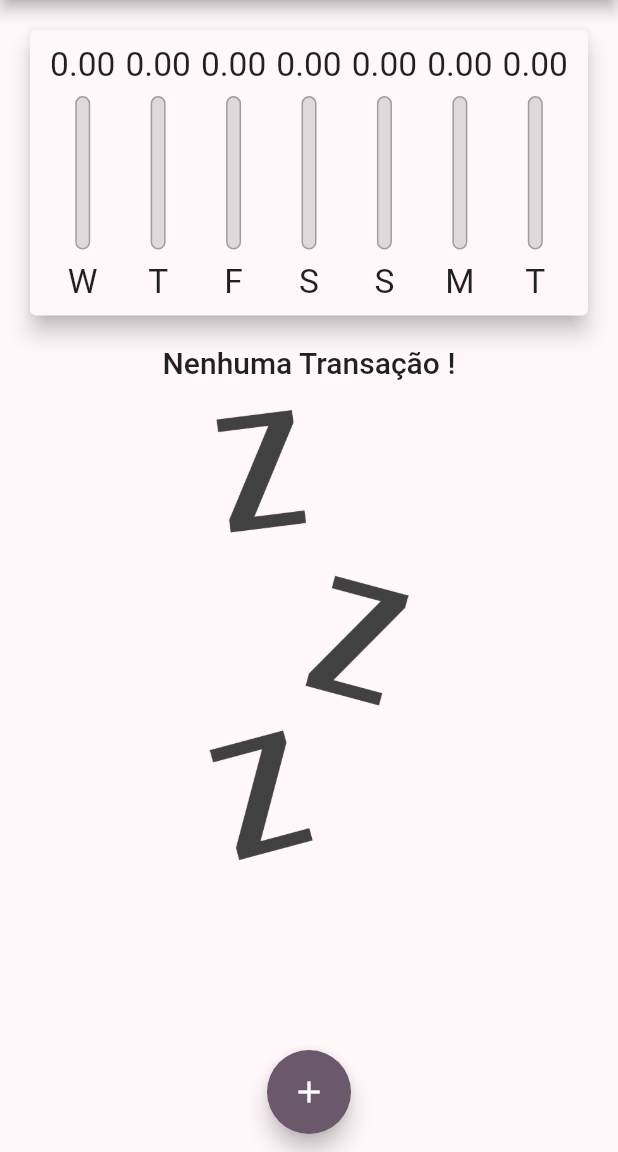
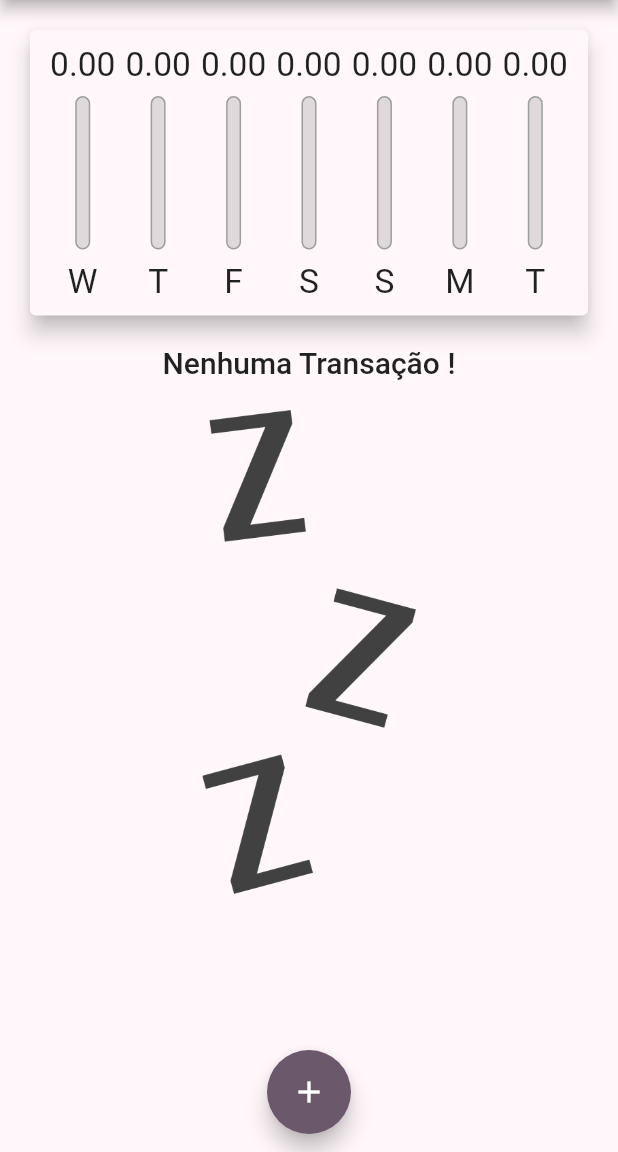
Before and after one commit to fdimant/flutter_expenses, a Flutter app: the screen it shows after launch, on a phone screen of 412 x 824 dp, the part 84-1236 px from its top. Run offline on Flutter 3.47's test engine with Material 2 defaults, Android fonts, the phone set to English and light mode, and no system bars.

Commit message:
lição 147

```diff
--- a/lib/components/chart.dart
+++ b/lib/components/chart.dart
@@ -49,9 +49,7 @@ class Chart extends StatelessWidget {
   @override
   Widget build(BuildContext context) {
     groupTransactions;
-    return Container(
-      height: MediaQuery.of(context).size.height * 0.4,
-      child: Card(
+    return Card(
       elevation: 6,
       margin: EdgeInsets.all(20),
       child: Padding(
@@ -70,7 +68,6 @@ class Chart extends StatelessWidget {
           }).toList(),
         ),
       ),
-      ),
     );
   }
 }
--- a/lib/components/transaction_list.dart
+++ b/lib/components/transaction_list.dart
@@ -1,4 +1,5 @@
 import 'package:flutter/material.dart';
+import 'package:flutter/rendering.dart';
 import '../models/transaction.dart';
 import 'package:intl/intl.dart';
 
@@ -10,11 +11,9 @@ class TransactionList extends StatelessWidget {
 
   @override
   Widget build(BuildContext context) {
-    return Container(
-        width: double.infinity,
-        height: MediaQuery.of(context).size.height * 0.6,
-        child: transactions.isEmpty
-            ? Column(
+    return transactions.isEmpty
+        ? LayoutBuilder(builder: (context, constrains) {
+            return Column(
               children: [
                 Text(
                   'Nenhuma Transação !',
@@ -24,14 +23,15 @@ class TransactionList extends StatelessWidget {
                   height: 20,
                 ),
                 Container(
-                    height: 300,
+                  height: constrains.maxHeight * 0.6,
                   child: Image.asset(
                     'assets/images/waiting.png',
                     fit: BoxFit.fill,
                   ),
                 )
               ],
-              )
+            );
+          })
         : Scrollbar(
             thumbVisibility: true,
             thickness: 10,
@@ -73,6 +73,6 @@ class TransactionList extends StatelessWidget {
                     ),
                   );
                 }),
-              ));
+          );
   }
 }
--- a/lib/main.dart
+++ b/lib/main.dart
@@ -2,12 +2,11 @@
 import 'dart:ui';
 
 import 'package:flutter/material.dart';
+import 'package:flutter/services.dart';
 import 'package:flutter_expenses/components/transaction_form.dart';
 import 'components/chart.dart';
 import 'components/transaction_list.dart';
 import 'models/transaction.dart';
-
-import 'package:flutter/gestures.dart';
 
 class MyCustomScrollBehavior extends MaterialScrollBehavior {
   // Override behavior methods and getters like dragDevices
@@ -18,7 +17,16 @@
       };
 }
 
-main() => runApp(ExpensesApp());
+void main() {
+  WidgetsFlutterBinding.ensureInitialized();
+  SystemChrome.setPreferredOrientations([
+    DeviceOrientation.portraitUp,
+    DeviceOrientation.portraitDown,
+    DeviceOrientation.landscapeLeft,
+    DeviceOrientation.landscapeRight
+  ]);
+  runApp(ExpensesApp());
+}
 
 class ExpensesApp extends StatelessWidget {
   @override
@@ -61,6 +69,7 @@
 
 class _MyHomePageState extends State<MyHomePage> {
   final List<Transaction> _transactions = [];
+  bool _showChart = false;
 
   List<Transaction> get _recentTransactions {
     return _transactions.where((tr) {
@@ -102,11 +111,22 @@
 
   @override
   Widget build(BuildContext context) {
+    bool isLanscape = MediaQuery.of(context).orientation == Orientation.landscape;
+
     final AppBarModel = AppBar(
       title: Text(
         'Despesas Pessoais',
       ),
       actions: [
+        if (isLanscape)
+          IconButton(
+            onPressed: () {
+              setState(() {
+                _showChart = !_showChart;
+              });
+            },
+            icon: Icon(!_showChart ? Icons.bar_chart : Icons.list_sharp),
+          ),
         IconButton(
           onPressed: () => _opentransactionFormModal(context),
           icon: Icon(Icons.add_box_outlined),
@@ -122,10 +142,12 @@
         child: Column(
           crossAxisAlignment: CrossAxisAlignment.stretch,
           children: [
+            if (_showChart || !isLanscape)
               Container(
-              height: availableHeight * 0.3,
+                height: availableHeight * (isLanscape ? 0.65 : 0.3),
                 child: Chart(_recentTransactions),
               ),
+            if (!_showChart || !isLanscape)
               Container(
                 height: availableHeight * 0.7,
                 child: TransactionList(_transactions, _removeTransaction),
```
Lines whose indentation alone changed are shown as unchanged.
